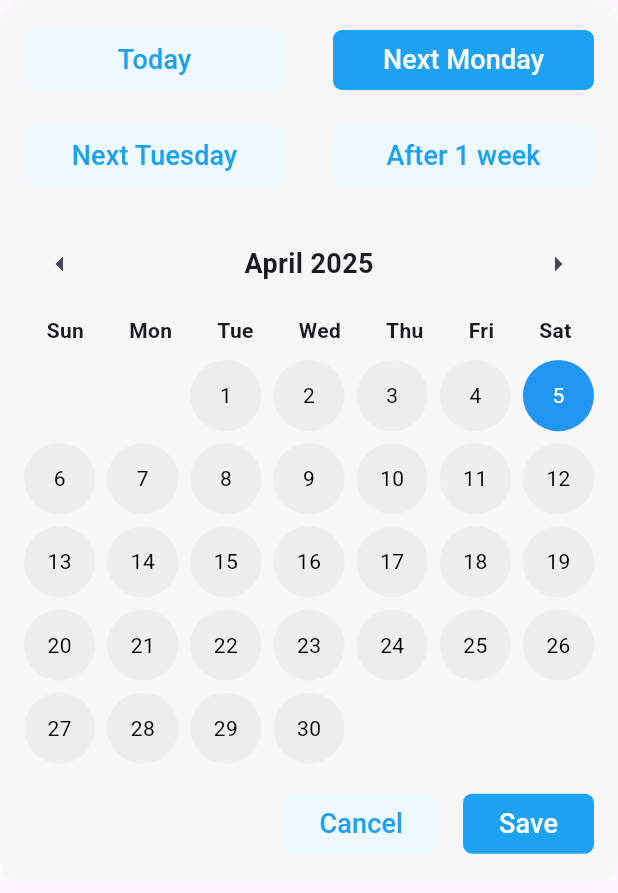
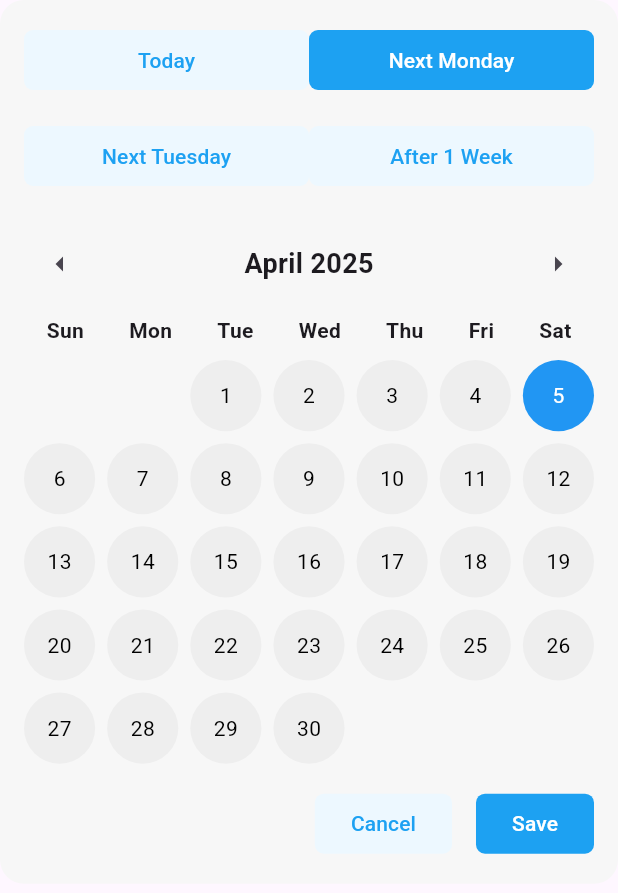
Before and after one commit to ashish-patil89/realtime_assessment_v2, a Flutter app: the CalendarView widget shown alone on an empty page, opened directly with empty values, on a phone screen of 412 x 824 dp. Shown: the top 893 px of the screen. Run offline on Flutter 3.47's test engine with Material 3 defaults, Android fonts, the phone set to English and light mode, and no system bars; our stand-ins replace equatable, flutter_bloc, flutter_svg, gap, shared_preferences; accounts and stored records are empty.

```diff
--- a/lib/l10n/app_en.arb
+++ b/lib/l10n/app_en.arb
@@ -13,6 +13,9 @@
   "today": "Today",
   "noDate": "No date",
   "undo": "UNDO",
+  "nextMonday": "Next Monday",
+  "nextTuesday": "Next Tuesday",
+  "after1Week": "After 1 Week",
   "msg_start_date": "Start date cannot be after then end date.",
   "msg_end_date": "End date cannot be before then start date.",
 
--- a/lib/screens/calender/calender_view.dart
+++ b/lib/screens/calender/calender_view.dart
@@ -2,6 +2,7 @@ import 'package:flutter/material.dart';
 import 'package:flutter_bloc/flutter_bloc.dart';
 import 'package:gap/gap.dart';
 import 'package:intl/intl.dart';
+import 'package:realtime_assessment_v2/l10n/l10n.dart';
 
 import '../../common/app_button.dart';
 import '../../utils/app_colors.dart';
@@ -40,25 +41,27 @@ class CalendarView extends StatelessWidget {
             Column(
               children: [
                 Row(
-                  mainAxisAlignment: MainAxisAlignment.spaceBetween,
+                  mainAxisAlignment: MainAxisAlignment.spaceEvenly,
                   children: [
-                    AppButton(
+                    Expanded(
+                      child: AppButton(
                         onPressed: () {
                           context.read<CalendarCubit>().setToday();
                         },
-                      title: 'Today',
-                      fixedSize: Size(174, 36),
+                        title: context.l10n.today,
                         backgroundColor: AppColors.calenderButtonColor,
                         textColor: AppColors.calenderButtonTextColor,
                       ),
-                    AppButton(
+                    ),
+                    Expanded(
+                      child: AppButton(
                         onPressed: () {
                           context.read<CalendarCubit>().setNextMonday();
                         },
-                      title: 'Next Monday',
-                      fixedSize: Size(174, 36),
+                        title: context.l10n.nextMonday,
                         backgroundColor: AppColors.appBlueColor,
                         textColor: AppColors.appWhiteColor,
+                      ),
                     ),
                   ],
                 ),
@@ -66,23 +69,27 @@ class CalendarView extends StatelessWidget {
                 Row(
                   mainAxisAlignment: MainAxisAlignment.spaceBetween,
                   children: [
-                    AppButton(
+                    Expanded(
+                      child: AppButton(
                         onPressed: () {
                           context.read<CalendarCubit>().setNextTuesday();
                         },
-                      title: 'Next Tuesday',
-                      fixedSize: Size(174, 36),
+                        title: context.l10n.nextTuesday,
+
                         backgroundColor: AppColors.calenderButtonColor,
                         textColor: AppColors.calenderButtonTextColor,
                       ),
-                    AppButton(
+                    ),
+                    Expanded(
+                      child: AppButton(
                         onPressed: () {
                           context.read<CalendarCubit>().incrementWeek();
                         },
-                      title: 'After 1 week',
-                      fixedSize: Size(174, 36),
+                        title: context.l10n.after1Week,
+
                         backgroundColor: AppColors.calenderButtonColor,
                         textColor: AppColors.calenderButtonTextColor,
+                      ),
                     ),
                   ],
                 ),
--- a/lib/src/gen/l10n/app_localizations.dart
+++ b/lib/src/gen/l10n/app_localizations.dart
@@ -177,6 +177,24 @@ abstract class AppLocalizations {
   /// **'UNDO'**
   String get undo;
 
+  /// No description provided for @nextMonday.
+  ///
+  /// In en, this message translates to:
+  /// **'Next Monday'**
+  String get nextMonday;
+
+  /// No description provided for @nextTuesday.
+  ///
+  /// In en, this message translates to:
+  /// **'Next Tuesday'**
+  String get nextTuesday;
+
+  /// No description provided for @after1Week.
+  ///
+  /// In en, this message translates to:
+  /// **'After 1 Week'**
+  String get after1Week;
+
   /// No description provided for @msg_start_date.
   ///
   /// In en, this message translates to:
--- a/lib/src/gen/l10n/app_localizations_en.dart
+++ b/lib/src/gen/l10n/app_localizations_en.dart
@@ -53,6 +53,15 @@ class AppLocalizationsEn extends AppLocalizations {
   String get undo => 'UNDO';
 
   @override
+  String get nextMonday => 'Next Monday';
+
+  @override
+  String get nextTuesday => 'Next Tuesday';
+
+  @override
+  String get after1Week => 'After 1 Week';
+
+  @override
   String get msg_start_date => 'Start date cannot be after then end date.';
 
   @override
--- a/lib/utils/app_fonts.dart
+++ b/lib/utils/app_fonts.dart
@@ -122,7 +122,7 @@ class AppTextStyles {
     textBaseline: TextBaseline.alphabetic,
     decoration: TextDecoration.none,
     fontWeight: AppFontWeights.medium,
-    fontSize: 18,
+    fontSize: 14,
     //height: 42 / 38,
     //letterSpacing: -0.4,
     //fontFeatures: _fontFeatures,
```
Also changed, not shown: 1 other file. Lines whose indentation alone changed are shown as unchanged.
